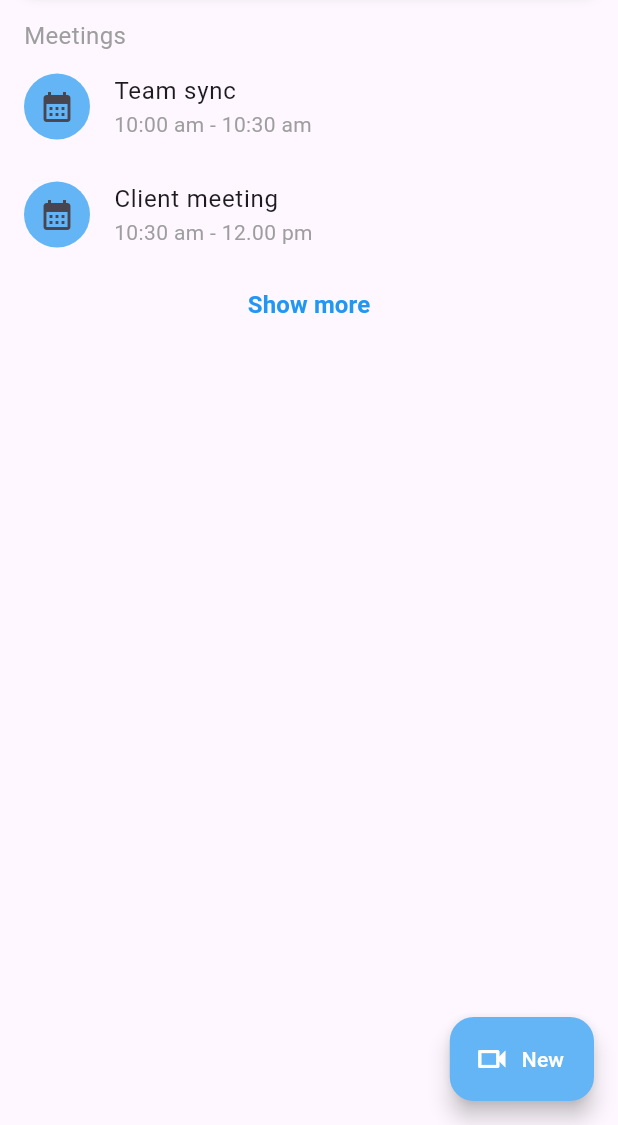
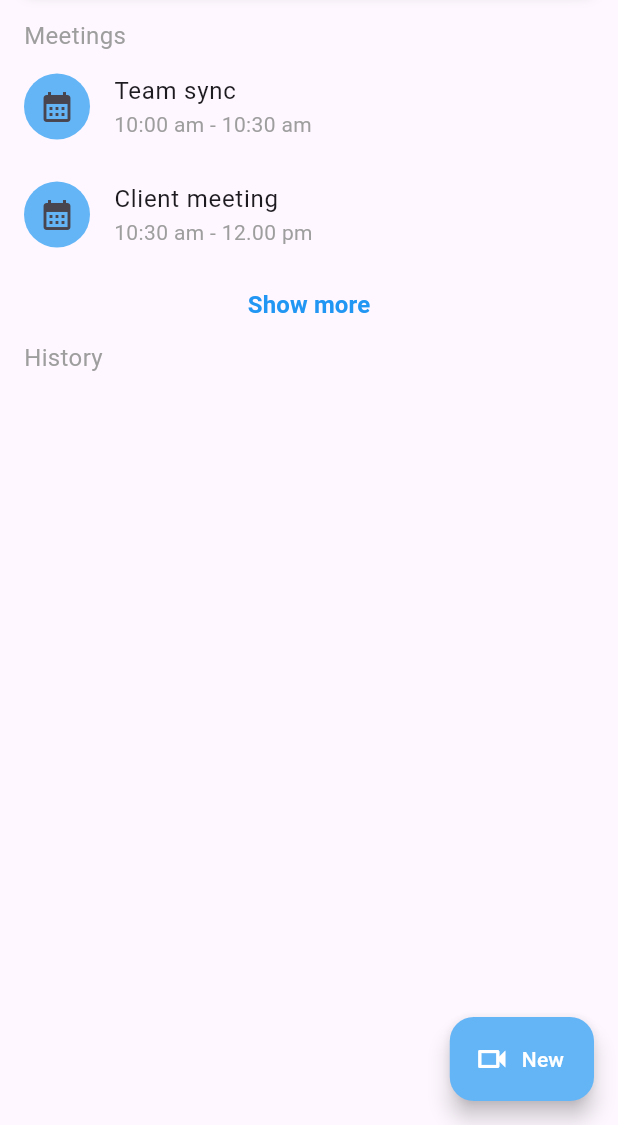
Before and after one commit to muhammed-suhaid/Google_Meet_Clone_UI, a Flutter app: the screen it shows after launch, on a phone screen of 412 x 824 dp, the part 111-1236 px from its top. Run offline on Flutter 3.47's test engine with Material 3 defaults, Android fonts, the phone set to English and light mode, and no system bars.

```diff
--- a/lib/screens/home_screen.dart
+++ b/lib/screens/home_screen.dart
@@ -62,6 +62,16 @@ class HomeScreen extends StatelessWidget {
                 ),
               ),
             ),
+            const Padding(
+              padding: EdgeInsets.symmetric(horizontal: 16),
+              child: Text(
+                'History',
+                style: TextStyle(
+                  fontSize: 16,
+                  color: Colors.grey,
+                ),
+              ),
+            ),
           ],
         ),
       ),
--- a/pubspec.yaml
+++ b/pubspec.yaml
@@ -35,6 +35,7 @@ dependencies:
   # The following adds the Cupertino Icons font to your application.
   # Use with the CupertinoIcons class for iOS style icons.
   cupertino_icons: ^1.0.6
+  http: ^1.2.2
 
 dev_dependencies:
   flutter_test:
```
Also changed, not shown: pubspec.lock.
